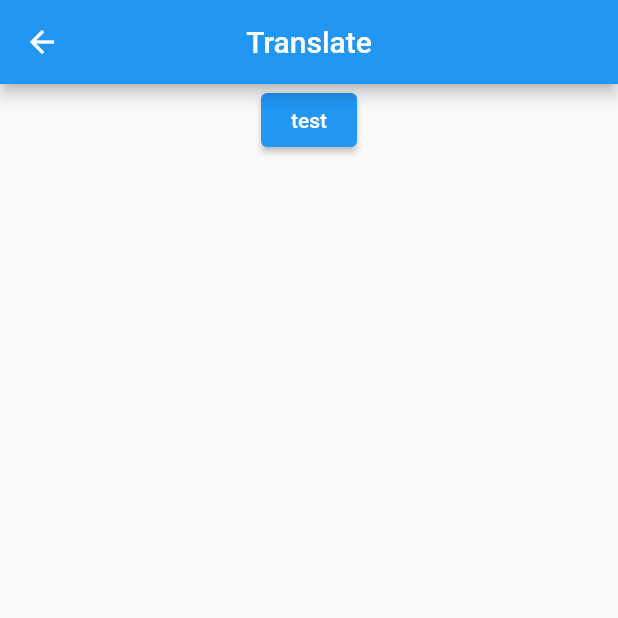
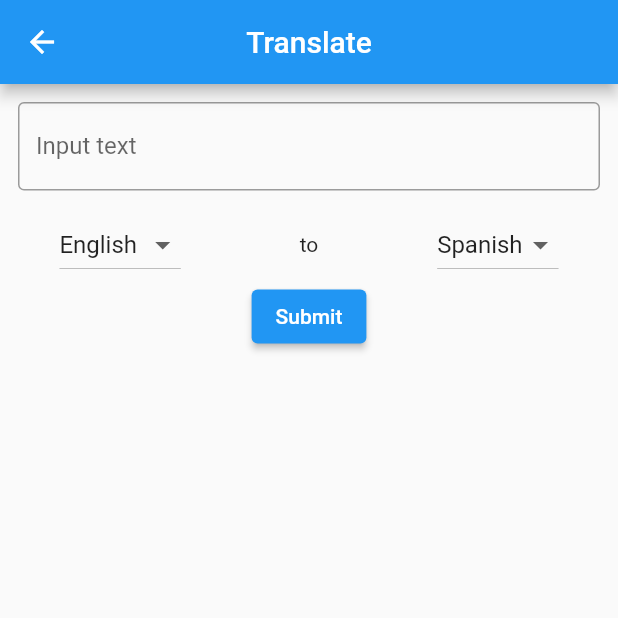
Before and after one commit to jayster7101/SCU_Frugal_Refugee_App, a Flutter app: the Translate screen opened directly, on a phone screen of 412 x 824 dp, the top half of it. Run offline on Flutter 3.47's test engine with Material 2 defaults, Android fonts, the phone set to English and light mode, and no system bars; network calls fail.

Commit message:
Added translate files, basic functionality working

```diff
--- /dev/null
+++ b/lib/Pages/services/languages.dart
@@ -0,0 +1,2 @@
+Map<String, String> langMap = {"English":"en", "Spanish":"es", "Arabic":"ar"};
+List<String> langList = ["English", "Spanish", "Arabic"];
--- a/lib/Pages/services/translateget.dart
+++ b/lib/Pages/services/translateget.dart
@@ -4,11 +4,11 @@ import 'apikeys.dart';
 /// Class to handle API requests to Microsoft Cloud Translater
 class TranslateGet{
   /// Method that returns a map with translated text from query
-  Future<Map> getTranslate(String query, String lang) async {
+  Future<Map> getTranslate(String query, String lang1, String lang2) async {
     Uri url = Uri.parse(
-      "https://microsoft-translator-text.p.rapidapi.com/translate?to%5B0%5D=$lang&api-version=3.0&profanityAction=NoAction&textType=plain"
+      "https://deep-translate1.p.rapidapi.com/language/translate/v2"
     );
-    String body = convert.jsonEncode({"Text": query});
+    String body = convert.jsonEncode({"q": query, "source":lang1, "target":lang2});
     http.Response response = await http.post(url,
       body: body,
       headers: {
--- a/lib/Pages/translate.dart
+++ b/lib/Pages/translate.dart
@@ -1,5 +1,7 @@
 import 'package:flutter/material.dart';
+import 'package:starter/Pages/services/translateresult.dart';
 import 'services/translateget.dart';
+import 'services/languages.dart';
 
 class Translate extends StatefulWidget {
   const Translate({Key? key}) : super(key: key);
@@ -9,6 +11,28 @@ class Translate extends StatefulWidget {
 }
 
 class _TranslateState extends State<Translate> {
+  String lang1 = "en";
+  String lang2 = "es";
+  String firstDropdownValue = "English";
+  String secondDropdownValue = "Spanish";
+  Map query = {};
+  void getTranslateMap() async{
+    query = await t.getTranslate(_controller.text, lang1, lang2);
+    await Future.delayed(const Duration(milliseconds: 400));
+  }
+  late TextEditingController _controller;
+  /// Function to initiate `TextEditiingController`
+  @override
+  void initState() {
+    super.initState();
+    _controller = TextEditingController();
+  }
+  /// Function to remove controller after finished use
+  @override
+  void dispose() {
+    _controller.dispose();
+    super.dispose();
+  }
   TranslateGet t = TranslateGet();
   @override
   Widget build(BuildContext context) {
@@ -20,14 +44,73 @@ class _TranslateState extends State<Translate> {
       body: Center(
         child: Column(
           children: [
+            Padding(
+              padding: const EdgeInsets.all(12.0),
+              child: TextFormField(
+                controller: _controller,
+                onFieldSubmitted: (String value){
+                  Navigator.push(context,
+                    MaterialPageRoute(
+                      builder: (context) => const TranslateResult(),
+                      settings: RouteSettings(
+                        arguments: value,
+                      )
+                    ),
+                  );
+                },
+                decoration: const InputDecoration(
+                  border: OutlineInputBorder(),
+                  labelText: "Input text",
+                ),
+              ),
+            ),
+            Row(
+              mainAxisAlignment: MainAxisAlignment.spaceAround,
+              children: [
+                DropdownButton(
+                  value: firstDropdownValue,
+                  items: langList.map<DropdownMenuItem<String>>((String value) {
+                    return DropdownMenuItem<String>(value: value, child: Text(value),);
+                  }).toList(),
+                  onChanged: (String? newValue) {
+                    setState(() {
+                      firstDropdownValue = newValue!;
+                    });
+                  }
+                ),
+                const Text("to"),
+                DropdownButton(
+                  value: secondDropdownValue,
+                  items: langList.map<DropdownMenuItem<String>>((String value) {
+                    return DropdownMenuItem<String>(value: value, child: Text(value),);
+                  }).toList(),
+                  onChanged: (String? newValue) {
+                    setState(() {
+                      secondDropdownValue = newValue!;
+                    });
+                  }
+                ),
+              ],
+            ),
             ElevatedButton(
               onPressed: (){
-                t.getTranslate("Hello", "es");
-                setState(() {
-
+                lang1 = langMap[firstDropdownValue]!;
+                lang2 = langMap[secondDropdownValue]!;
+                getTranslateMap();
+                Future.delayed(const Duration(milliseconds: 3000), (){
+                  showDialog(
+                    context: context,
+                    builder: (context) => AlertDialog(
+                      title: const Text("Translated Text"),
+                      content: Text(query["data"]["translations"]["translatedText"]),
+                      actions: [
+                        TextButton(onPressed: () => Navigator.pop(context), child: const Text("Ok")),
+                      ],
+                    )
+                  );
                 });
               },
-              child: const Text("test"),
+              child: const Text("Submit"),
             ),
           ],
         ),
```
Also changed, not shown: lib/Pages/news.dart (+4 -4 lines), lib/Pages/services/translateresult.dart (added, +20 -0 lines).
